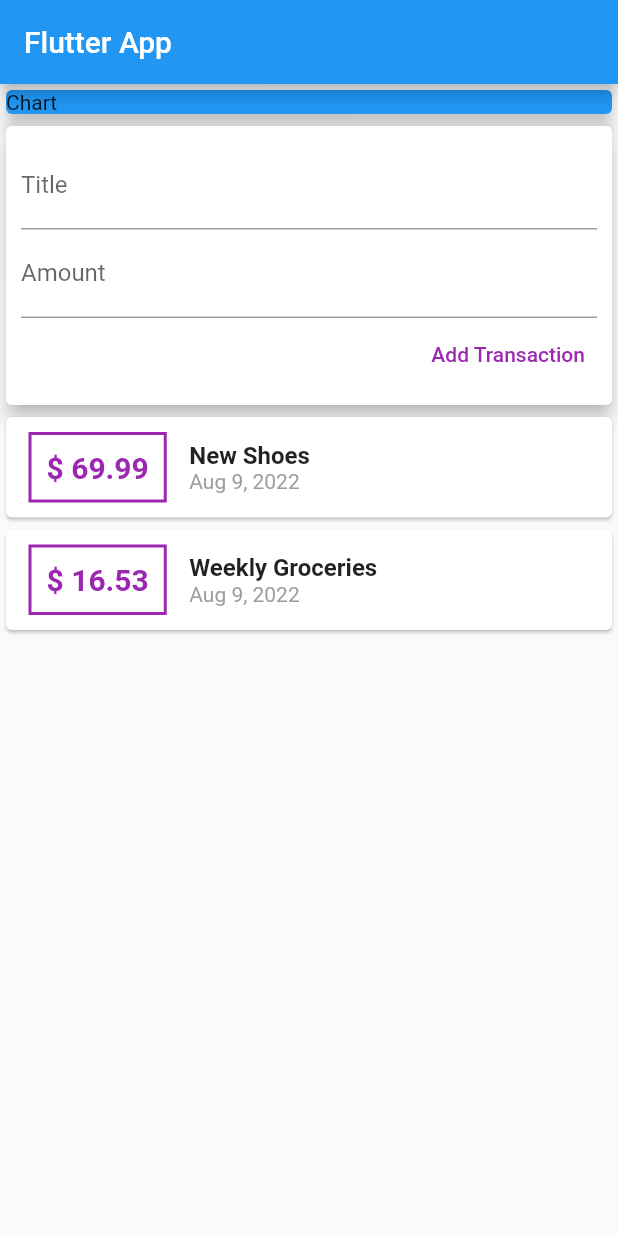
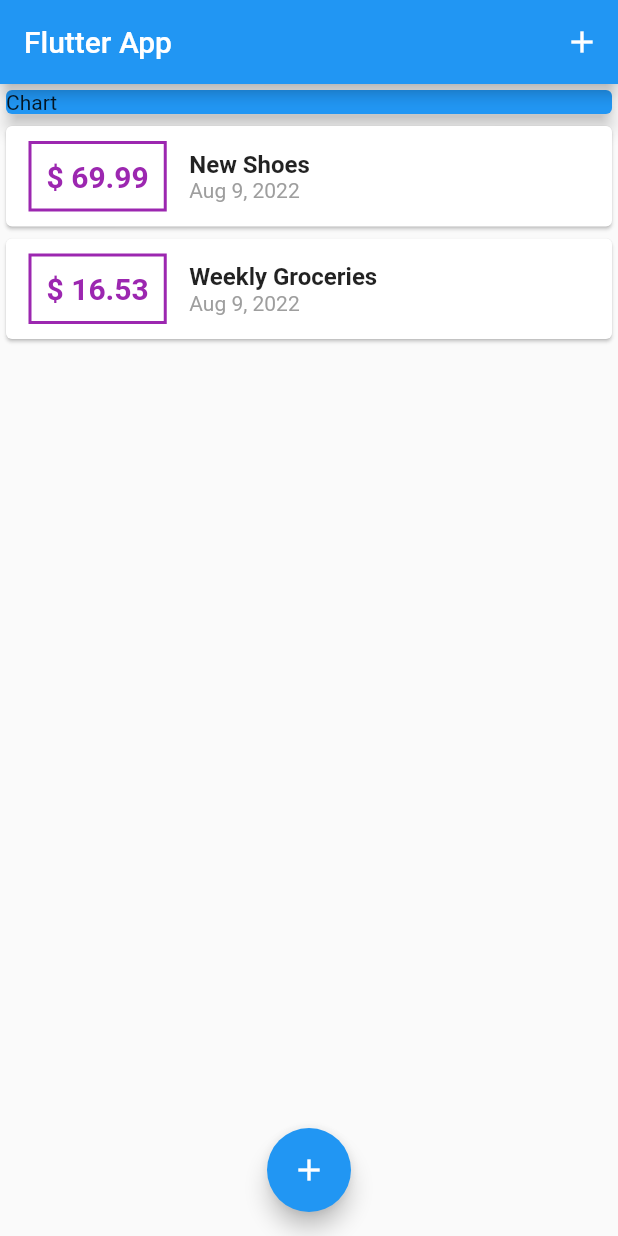
Before and after one commit to n3k00/learning_lessons, a Flutter app: the screen it shows after launch, on a phone screen of 412 x 824 dp. Run offline on Flutter 3.47's test engine with Material 2 defaults, Android fonts, the phone set to English and light mode, and no system bars; missing offline and left inert: dart:ffi.

```diff
--- a/personal_expenses/lib/main.dart
+++ b/personal_expenses/lib/main.dart
@@ -1,5 +1,7 @@
 import 'package:flutter/material.dart';
-import 'package:personal_expenses/widgets/user_transactions.dart';
+import 'package:personal_expenses/models/transaction.dart';
+import 'package:personal_expenses/widgets/new_transaction.dart';
+import 'package:personal_expenses/widgets/transaction_list.dart';
 
 void main() => runApp(MyApp());
 
@@ -16,19 +18,69 @@ class MyApp extends StatelessWidget {
   }
 }
 
-class MyHomePage extends StatelessWidget {
+class MyHomePage extends StatefulWidget {
   const MyHomePage({Key? key}) : super(key: key);
 
+  @override
+  State<MyHomePage> createState() => _MyHomePageState();
+}
+
+class _MyHomePageState extends State<MyHomePage> {
+  final List<Transaction> _userTransactions = [
+    Transaction(
+      id: "t1",
+      title: "New Shoes",
+      amount: 69.99,
+      date: DateTime.now(),
+    ),
+    Transaction(
+      id: "t2",
+      title: "Weekly Groceries",
+      amount: 16.53,
+      date: DateTime.now(),
+    ),
+  ];
+
+  void _addNewTransaction(String txTitle, double txAmount) {
+    final Transaction newTx = Transaction(
+        id: DateTime.now().toString(),
+        title: txTitle,
+        amount: txAmount,
+        date: DateTime.now());
+    setState(() {
+      _userTransactions.add(newTx);
+    });
+  }
+
+  void _startAddNewTransaction(cxt) {
+    showModalBottomSheet(
+        context: cxt,
+        builder: (_) {
+          return GestureDetector(
+            onTap: () {},
+            behavior: HitTestBehavior.opaque,
+            child: NewTransaction(_addNewTransaction),
+          );
+        });
+  }
 
   @override
   Widget build(BuildContext context) {
     return Scaffold(
       appBar: AppBar(
         title: Text("Flutter App"),
+        actions: [
+          IconButton(
+            onPressed: () => _startAddNewTransaction(context),
+            icon: Icon(
+              Icons.add,
+            ),
+          ),
+        ],
       ),
       body: SingleChildScrollView(
         child: Column(
-          mainAxisAlignment: MainAxisAlignment.spaceAround,
+          //mainAxisAlignment: MainAxisAlignment.spaceAround,
           crossAxisAlignment: CrossAxisAlignment.stretch,
           children: [
             Container(
@@ -39,9 +91,14 @@ class MyHomePage extends StatelessWidget {
                 child: Text('Chart'),
               ),
             ),
-            UserTransactions(),
+            TransactionList(_userTransactions),
           ],
         ),
+      ),
+      floatingActionButtonLocation: FloatingActionButtonLocation.centerFloat,
+      floatingActionButton: FloatingActionButton(
+        onPressed: () => _startAddNewTransaction(context),
+        child: Icon(Icons.add),
       ),
     );
   }
--- a/personal_expenses/lib/widgets/transaction_list.dart
+++ b/personal_expenses/lib/widgets/transaction_list.dart
@@ -30,7 +30,7 @@ class TransactionList extends StatelessWidget {
                   ),
                   padding: EdgeInsets.all(10),
                   child: Text(
-                    '\$ ${_transactions[index].amount}',
+                    '\$ ${_transactions[index].amount.toStringAsFixed(2)}',
                     style: TextStyle(
                         fontWeight: FontWeight.bold,
                         fontSize: 20,
--- a/personal_expenses/lib/widgets/user_transactions.dart
+++ /dev/null
@@ -1,48 +0,0 @@
-import 'package:flutter/material.dart';
-import 'package:personal_expenses/models/transaction.dart';
-import 'package:personal_expenses/widgets/new_transaction.dart';
-import 'package:personal_expenses/widgets/transaction_list.dart';
-
-class UserTransactions extends StatefulWidget {
-  const UserTransactions({Key? key}) : super(key: key);
-
-  @override
-  State<UserTransactions> createState() => _UserTransactionsState();
-}
-
-class _UserTransactionsState extends State<UserTransactions> {
-  final List<Transaction> _userTransactions = [
-    Transaction(
-      id: "t1",
-      title: "New Shoes",
-      amount: 69.99,
-      date: DateTime.now(),
-    ),
-    Transaction(
-      id: "t2",
-      title: "Weekly Groceries",
-      amount: 16.53,
-      date: DateTime.now(),
-    ),
-  ];
-
-  void _addNewTransaction(String txTitle, double txAmount) {
-    final Transaction newTx = Transaction(
-        id: DateTime.now().toString(),
-        title: txTitle,
-        amount: txAmount,
-        date: DateTime.now());
-    setState((){
-      _userTransactions.add(newTx);
-    });
-  }
-  @override
-  Widget build(BuildContext context) {
-    return Column(
-      children: [
-        NewTransaction(_addNewTransaction),
-        TransactionList(_userTransactions),
-      ],
-    );
-  }
-}
```
Also changed, not shown: personal_expenses/lib/widgets/new_transaction.dart (+23 -8 lines).
